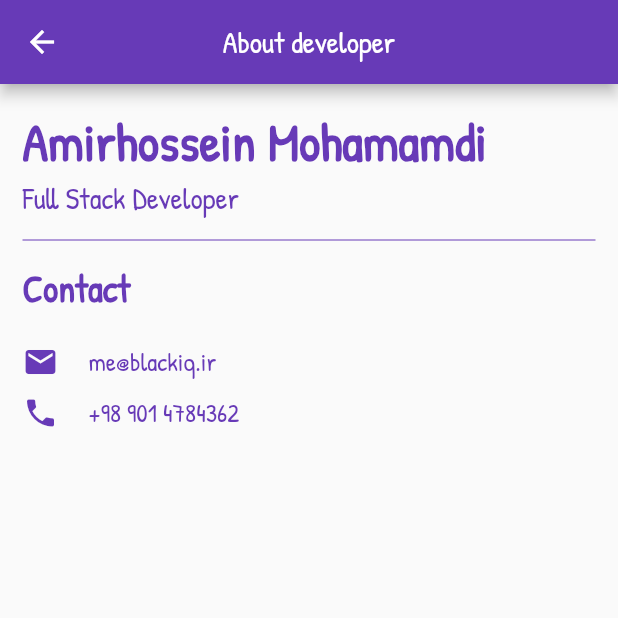
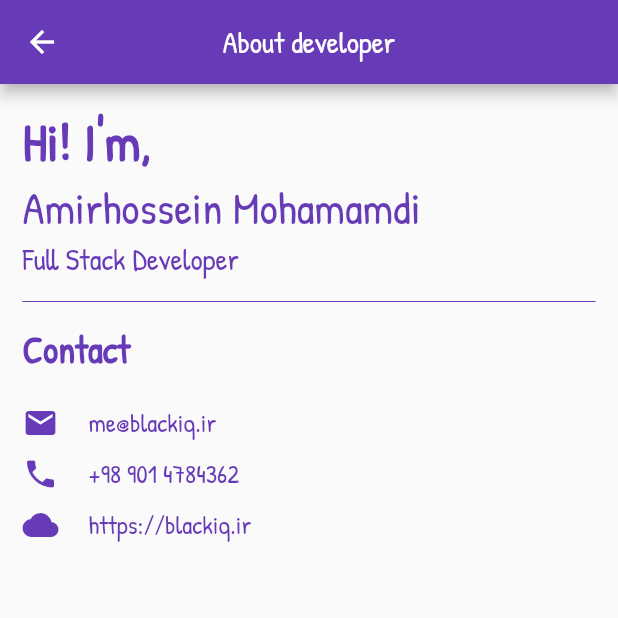
Before and after one commit to BlackIQ/whatsdone, a Flutter app: the Developer screen opened directly, on a phone screen of 412 x 824 dp, the top half of it. Run offline on Flutter 3.47's test engine with Material 2 defaults, Android fonts, the phone set to English and light mode, and no system bars; our stand-ins replace google_fonts, sqflite; accounts and stored records are empty.

Commit message:
Update about developer

```diff
--- a/lib/app/routes/developer.dart
+++ b/lib/app/routes/developer.dart
@@ -19,10 +19,18 @@ class Developer extends StatelessWidget {
           crossAxisAlignment: CrossAxisAlignment.start,
           children: <Widget>[
             Text(
-              'Amirhossein Mohamamdi',
+              "Hi! I'm,",
               style: TextStyle(
                 fontSize: 35,
                 fontWeight: FontWeight.bold,
+                color: Colors.deepPurple,
+              ),
+            ),
+            Text(
+              'Amirhossein Mohamamdi',
+              style: TextStyle(
+                fontSize: 30,
+                // fontWeight: FontWeight.bold,
                 color: Colors.deepPurple,
               ),
             ),
@@ -78,6 +86,24 @@ class Developer extends StatelessWidget {
                 ),
               ],
             ),
+            SizedBox(height: 10),
+            Row(
+              crossAxisAlignment: CrossAxisAlignment.start,
+              children: <Widget>[
+                Icon(
+                  Icons.cloud,
+                  color: Colors.deepPurple,
+                ),
+                SizedBox(width: 20),
+                Text(
+                  'https://blackiq.ir',
+                  style: TextStyle(
+                    fontSize: 17,
+                    color: Colors.deepPurple,
+                  ),
+                ),
+              ],
+            ),
           ],
         ),
       ),
```
